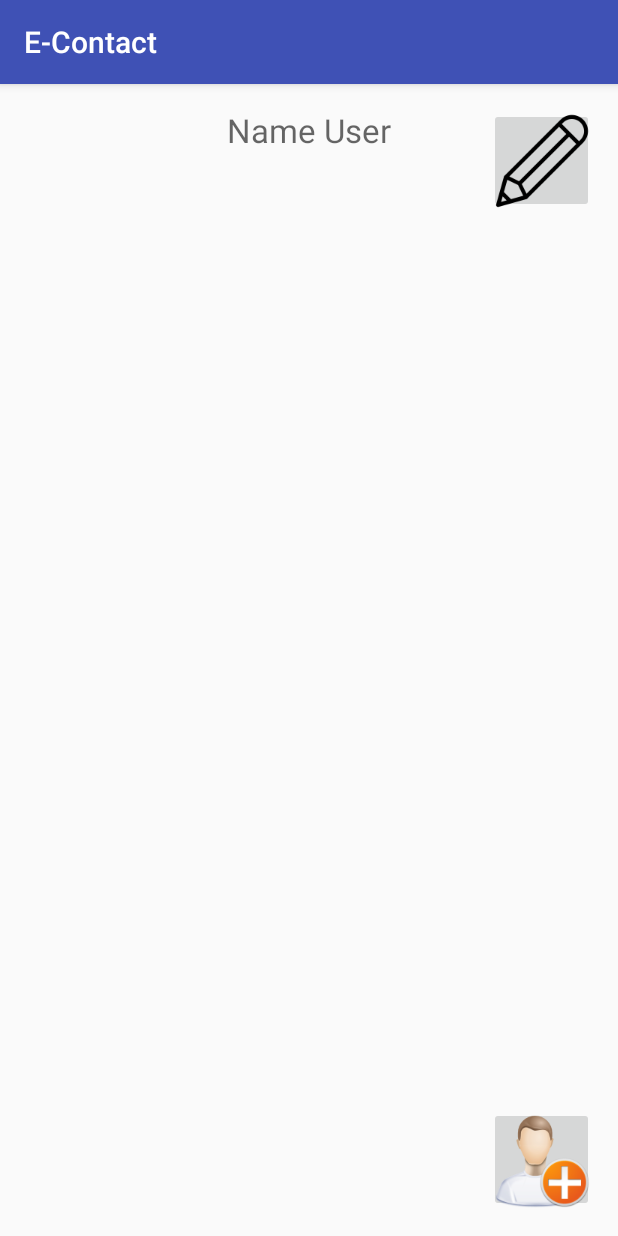
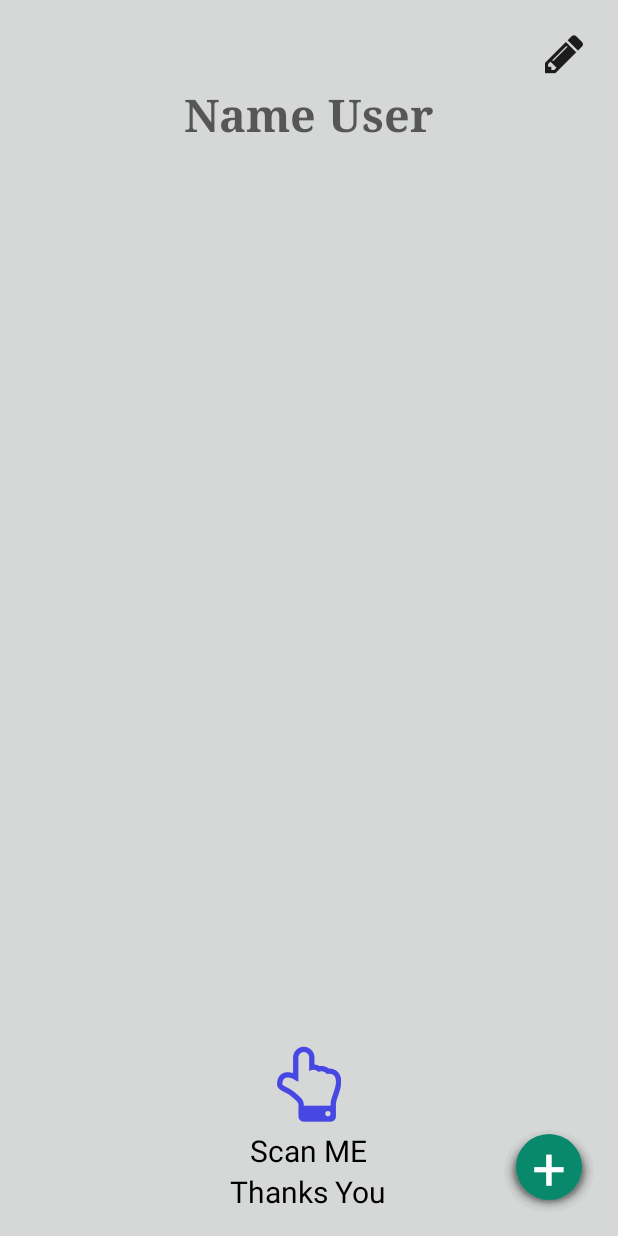
Before and after one commit to cheabhak/E-Contact, an Android app: the screen it shows after launch (MainActivity), on a phone screen of 412 x 824 dp. Run offline under Robolectric (Android 15) with nearby library versions, the phone set to English and light mode, and no system bars; libraries missing offline, so code that uses them is left out: me.dm7.barcodescanner, net.glxn.qrgen; 4 statements that could not run were skipped.

```diff
--- a/app/src/main/AndroidManifest.xml
+++ b/app/src/main/AndroidManifest.xml
@@ -7,7 +7,7 @@
 
     <application
         android:allowBackup="true"
-        android:icon="@mipmap/ic_launcher"
+        android:icon="@mipmap/icon"
         android:label="@string/app_name"
         android:supportsRtl="true"
         android:theme="@style/AppTheme">
--- a/app/src/main/java/com/lycheabhak/e_contact/MainActivity.java
+++ b/app/src/main/java/com/lycheabhak/e_contact/MainActivity.java
@@ -6,6 +6,7 @@ import android.content.Intent;
 import android.content.SharedPreferences;
 import android.database.Cursor;
 import android.graphics.Bitmap;
+import android.graphics.Typeface;
 import android.support.v7.app.AppCompatActivity;
 import android.os.Bundle;
 import android.text.style.LineHeightSpan;
@@ -22,6 +23,8 @@ import com.google.zxing.Result;
 import net.glxn.qrgen.android.QRCode;
 import net.glxn.qrgen.core.scheme.VCard;
 
+import org.w3c.dom.Text;
+
 import java.io.File;
 
 import me.dm7.barcodescanner.zxing.ZXingScannerView;
@@ -30,14 +33,20 @@ import me.dm7.barcodescanner.zxing.ZXingScannerView;
 
 
 public class MainActivity extends AppCompatActivity  {
-
+String ico="&#xf004;";
     @Override
     protected void onCreate(Bundle savedInstanceState) {
         super.onCreate(savedInstanceState);
         setContentView(R.layout.activity_main);
         qrgen();
+        Typeface font = Typeface.createFromAsset( getAssets(), "fontawesome-webfont.ttf" );
+        Button startscan = (Button) findViewById(R.id.addnew);
+        Button newactivity = (Button) findViewById(R.id.newactivity);
+        TextView hand =(TextView) findViewById(R.id.handtextview);
+        hand.setTypeface(font);
+        newactivity.setTypeface(font);
+        startscan.setTypeface(font);
 
-        ImageButton startscan = (ImageButton) findViewById(R.id.addnew);
         startscan.setOnClickListener(new View.OnClickListener() {
             @Override
             public void onClick(View view) {
@@ -48,6 +57,7 @@ public class MainActivity extends AppCompatActivity  {
 
 
     }
+
 
 public void qrgen () {
 
--- /dev/null
+++ b/app/src/main/res/drawable-v21/circle_ripple.xml
@@ -0,0 +1,117 @@
+<?xml version="1.0" encoding="utf-8"?>
+<layer-list xmlns:android="http://schemas.android.com/apk/res/android">
+
+    <item android:top="8px">
+        <layer-list>
+            <item>
+                <shape android:shape="oval">
+                    <solid android:color="#08000000"/>
+                    <padding
+                        android:bottom="3px"
+                        android:left="3px"
+                        android:right="3px"
+                        android:top="3px"
+                        />
+                </shape>
+            </item>
+            <item>
+                <shape android:shape="oval">
+                    <solid android:color="#09000000"/>
+                    <padding
+                        android:bottom="2px"
+                        android:left="2px"
+                        android:right="2px"
+                        android:top="2px"
+                        />
+                </shape>
+            </item>
+            <item>
+                <shape android:shape="oval">
+                    <solid android:color="#10000000"/>
+                    <padding
+                        android:bottom="2px"
+                        android:left="2px"
+                        android:right="2px"
+                        android:top="2px"
+                        />
+                </shape>
+            </item>
+            <item>
+                <shape android:shape="oval">
+                    <solid android:color="#11000000"/>
+                    <padding
+                        android:bottom="1px"
+                        android:left="1px"
+                        android:right="1px"
+                        android:top="1px"
+                        />
+                </shape>
+            </item>
+            <item>
+                <shape android:shape="oval">
+                    <solid android:color="#12000000"/>
+                    <padding
+                        android:bottom="1px"
+                        android:left="1px"
+                        android:right="1px"
+                        android:top="1px"
+                        />
+                </shape>
+            </item>
+            <item>
+                <shape android:shape="oval">
+                    <solid android:color="#13000000"/>
+                    <padding
+                        android:bottom="1px"
+                        android:left="1px"
+                        android:right="1px"
+                        android:top="1px"
+                        />
+                </shape>
+            </item>
+            <item>
+                <shape android:shape="oval">
+                    <solid android:color="#14000000"/>
+                    <padding
+                        android:bottom="1px"
+                        android:left="1px"
+                        android:right="1px"
+                        android:top="1px"
+                        />
+                </shape>
+            </item>
+            <item>
+                <shape android:shape="oval">
+                    <solid android:color="#15000000"/>
+                    <padding
+                        android:bottom="1px"
+                        android:left="1px"
+                        android:right="1px"
+                        android:top="1px"
+                        />
+                </shape>
+            </item>
+
+        </layer-list>
+    </item>
+
+    <item >
+
+        <ripple xmlns:android="http://schemas.android.com/apk/res/android"
+            android:color="#fff">
+            <item android:id="@android:id/mask">
+                <shape android:shape="oval">
+                    <solid android:color="#FFBB00" />
+                </shape>
+            </item>
+            <item>
+                <shape android:shape="oval">
+                    <solid android:color="@color/add" />
+                </shape>
+            </item>
+        </ripple>
+
+    </item>
+
+
+</layer-list>
--- a/app/src/main/res/layout/activity_main.xml
+++ b/app/src/main/res/layout/activity_main.xml
@@ -7,39 +7,44 @@
     android:paddingLeft="@dimen/activity_horizontal_margin"
     android:paddingRight="@dimen/activity_horizontal_margin"
     android:paddingTop="@dimen/activity_vertical_margin"
-    tools:context="com.lycheabhak.e_contact.MainActivity">
+    tools:context="com.lycheabhak.e_contact.MainActivity"
+    android:background="@color/button_material_light">
 
 
     <ImageView
         android:layout_width="300dp"
         android:layout_height="300dp"
         android:id="@+id/img_qr"
-        android:layout_above="@+id/addnew"
-        android:layout_alignParentLeft="true"
-        android:layout_alignParentStart="true"
-        android:layout_alignRight="@+id/addnew"
-        android:layout_alignEnd="@+id/addnew"
-        android:layout_below="@+id/imageButton2" />
+        android:layout_centerVertical="true"
+        android:layout_centerHorizontal="true" />
 
 
-    <ImageButton
-        android:layout_width="70dp"
-        android:layout_height="70dp"
+    <Button
+        android:layout_width="60dp"
+        android:layout_height="60dp"
         android:id="@+id/addnew"
-        android:src="@mipmap/addnew"
+        android:text="+"
+        android:background="@drawable/circle_ripple"
+        android:textSize="40dp"
+        android:textColor="#FFFFFF"
         android:layout_alignParentBottom="true"
-        android:layout_alignLeft="@+id/imageButton2"
-        android:layout_alignStart="@+id/imageButton2" />
+        android:layout_alignParentRight="true"
+        android:layout_alignParentEnd="false"
+        />
 
-    <ImageButton
-        android:layout_width="70dp"
-        android:layout_height="70dp"
-        android:id="@+id/imageButton2"
+    <Button
+        android:layout_width="40dp"
+        android:layout_height="40dp"
+        android:id="@+id/newactivity"
         android:onClick="NewActivity"
-        android:src="@mipmap/edit"
+        android:text="@string/pencil"
+        android:textSize="30dp"
+        android:foregroundTint="#393838"
+        android:background="@drawable/abc_action_bar_item_background_material"
         android:layout_alignParentTop="true"
         android:layout_alignParentRight="true"
-        android:layout_alignParentEnd="true" />
+        android:layout_alignParentEnd="true"
+        android:fontFamily="@string/abc_font_family_headline_material" />
 
     <TextView
         android:layout_width="wrap_content"
@@ -47,8 +52,45 @@
         android:textAppearance="?android:attr/textAppearanceLarge"
         android:id="@+id/nameTextView"
         android:hint="Name User"
+        android:fontFamily="serif"
+        android:textColor="#BF1616"
+        android:textStyle="bold"
+        android:typeface="sans"
+        android:textSize="30dp"
+        android:textAlignment="center"
+        android:layout_below="@+id/newactivity"
+        android:layout_centerHorizontal="true" />
+
+    <TextView
+        android:layout_width="wrap_content"
+        android:layout_height="wrap_content"
+        android:text="Thanks You"
+        android:id="@+id/textView2"
+        android:layout_alignParentBottom="true"
         android:layout_centerHorizontal="true"
-        />
+        android:textSize="20dp"
+        android:textColor="@color/abc_primary_text_disable_only_material_light" />
+
+    <TextView
+        android:layout_width="wrap_content"
+        android:layout_height="wrap_content"
+        android:text="Scan ME"
+        android:id="@+id/textView"
+        android:layout_above="@+id/textView2"
+        android:layout_centerHorizontal="true"
+        android:textSize="20dp"
+        android:textColor="@color/abc_primary_text_disable_only_material_light" />
+
+    <TextView
+        android:layout_width="wrap_content"
+        android:layout_height="wrap_content"
+        android:textAppearance="?android:attr/textAppearanceLarge"
+        android:id="@+id/handtextview"
+        android:text="@string/pointhand"
+        android:textSize="50dp"
+        android:textColor="@color/blue"
+        android:layout_above="@+id/addnew"
+        android:layout_centerHorizontal="true" />
 
 
 </RelativeLayout>
--- a/app/src/main/res/values/colors.xml
+++ b/app/src/main/res/values/colors.xml
@@ -3,4 +3,8 @@
     <color name="colorPrimary">#3F51B5</color>
     <color name="colorPrimaryDark">#303F9F</color>
     <color name="colorAccent">#FF4081</color>
+    <color name="red">#FF0000</color>
+    <color name="blue">#4747e4</color>
+    <color name="green">#00FF00</color>
+    <color name="add">#08896c</color>
 </resources>
--- a/app/src/main/res/values/strings.xml
+++ b/app/src/main/res/values/strings.xml
@@ -1,4 +1,7 @@
 <resources>
     <string name="app_name">E-Contact</string>
     <string name="ly_cheabhak">LY Cheabhak</string>
+    <string name="addplus">&#xf067;</string>
+    <string name="pencil">&#xf040;</string>
+    <string name="pointhand">&#xf0a6;</string>
 </resources>
--- a/app/src/main/res/values/styles.xml
+++ b/app/src/main/res/values/styles.xml
@@ -1,7 +1,7 @@
 <resources>
 
     <!-- Base application theme. -->
-    <style name="AppTheme" parent="Theme.AppCompat.Light.DarkActionBar">
+    <style name="AppTheme" parent="Theme.AppCompat.Light.NoActionBar">
         <!-- Customize your theme here. -->
         <item name="colorPrimary">@color/colorPrimary</item>
         <item name="colorPrimaryDark">@color/colorPrimaryDark</item>
```
Also changed, not shown: app/src/main/assets/fontawesome-webfont.ttf (added), app/src/main/res/mipmap-xxhdpi/icon.png (added), 2 other files.
